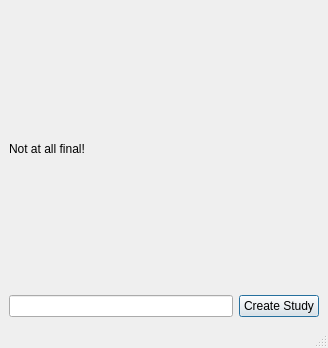
Old version of the form mainwindow.ui in the repository josebur/UMSL.
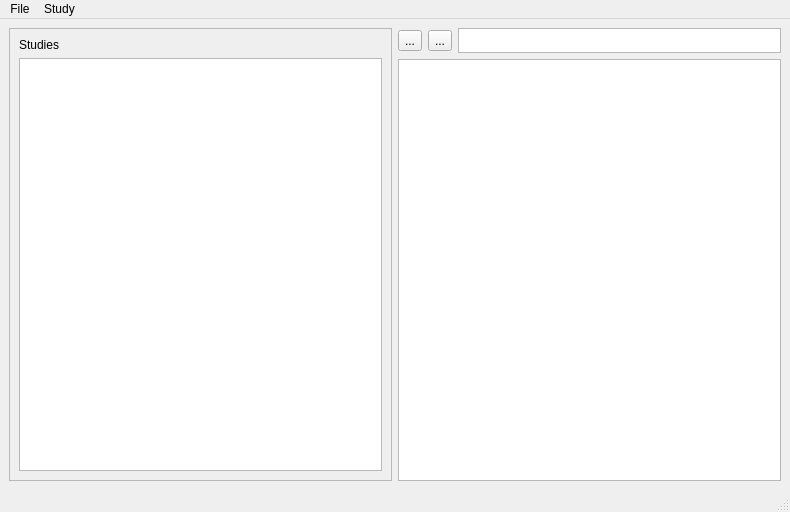
New version of the form.

Commit message:
Very beginning of the main window ui.
Need to look into how to get the Studies widget to be resizable. I don't really want to rely on QDockWidget But that might be the only way to do it.

What changed in the file:
```diff
--- a/mainwindow.ui
+++ b/mainwindow.ui
@@ -6,42 +6,85 @@
    <rect>
     <x>0</x>
     <y>0</y>
-    <width>328</width>
-    <height>348</height>
+    <width>790</width>
+    <height>512</height>
    </rect>
   </property>
   <property name="windowTitle">
    <string>MainWindow</string>
   </property>
   <widget class="QWidget" name="centralwidget">
-   <layout class="QVBoxLayout" name="verticalLayout">
+   <layout class="QHBoxLayout" name="horizontalLayout_2">
     <item>
-     <widget class="QLabel" name="label">
-      <property name="text">
-       <string>Not at all final!</string>
+     <widget class="QScrollArea" name="scrollArea">
+      <property name="frameShadow">
+       <enum>QFrame::Raised</enum>
       </property>
+      <property name="widgetResizable">
+       <bool>true</bool>
+      </property>
+      <widget class="QWidget" name="scrollAreaWidgetContents">
+       <property name="geometry">
+        <rect>
+         <x>0</x>
+         <y>0</y>
+         <width>383</width>
+         <height>443</height>
+        </rect>
+       </property>
+       <layout class="QVBoxLayout" name="verticalLayout">
+        <item>
+         <widget class="QLabel" name="label">
+          <property name="text">
+           <string>Studies</string>
+          </property>
+         </widget>
+        </item>
+        <item>
+         <widget class="QListView" name="studyListView"/>
+        </item>
+       </layout>
+      </widget>
      </widget>
     </item>
     <item>
-     <layout class="QHBoxLayout" name="horizontalLayout">
+     <layout class="QVBoxLayout" name="verticalLayout_2">
       <item>
-       <widget class="QLineEdit" name="studyLineEdit"/>
+       <layout class="QHBoxLayout" name="horizontalLayout">
+        <item>
+         <widget class="QToolButton" name="toolButton">
+          <property name="text">
+           <string>...</string>
+          </property>
+         </widget>
+        </item>
+        <item>
+         <widget class="QToolButton" name="toolButton_2">
+          <property name="text">
+           <string>...</string>
+          </property>
+         </widget>
+        </item>
+        <item>
+         <widget class="QGraphicsView" name="graphicsView">
+          <property name="sizePolicy">
+           <sizepolicy hsizetype="Expanding" vsizetype="Fixed">
+            <horstretch>0</horstretch>
+            <verstretch>0</verstretch>
+           </sizepolicy>
+          </property>
+          <property name="maximumSize">
+           <size>
+            <width>16777215</width>
+            <height>25</height>
+           </size>
+          </property>
+         </widget>
+        </item>
+       </layout>
       </item>
       <item>
-       <widget class="QPushButton" name="createStudyButton">
-        <property name="text">
-         <string>Create Study</string>
-        </property>
-        <property name="shortcut">
-         <string>Return</string>
-        </property>
-        <property name="autoDefault">
-         <bool>true</bool>
-        </property>
-        <property name="default">
-         <bool>true</bool>
-        </property>
-       </widget>
+       <widget class="QTextEdit" name="textEdit"/>
       </item>
      </layout>
     </item>
@@ -52,10 +95,23 @@
     <rect>
      <x>0</x>
      <y>0</y>
-     <width>328</width>
+     <width>790</width>
      <height>28</height>
     </rect>
    </property>
+   <widget class="QMenu" name="menuFile">
+    <property name="title">
+     <string>File</string>
+    </property>
+    <addaction name="actionQuit"/>
+   </widget>
+   <widget class="QMenu" name="menuStudy">
+    <property name="title">
+     <string>Study</string>
+    </property>
+   </widget>
+   <addaction name="menuFile"/>
+   <addaction name="menuStudy"/>
   </widget>
   <widget class="QStatusBar" name="statusbar"/>
  </widget>
```
Left out of the diff: 5 changed lines with no effect on the pictures. The commit also changes 1 other file.
